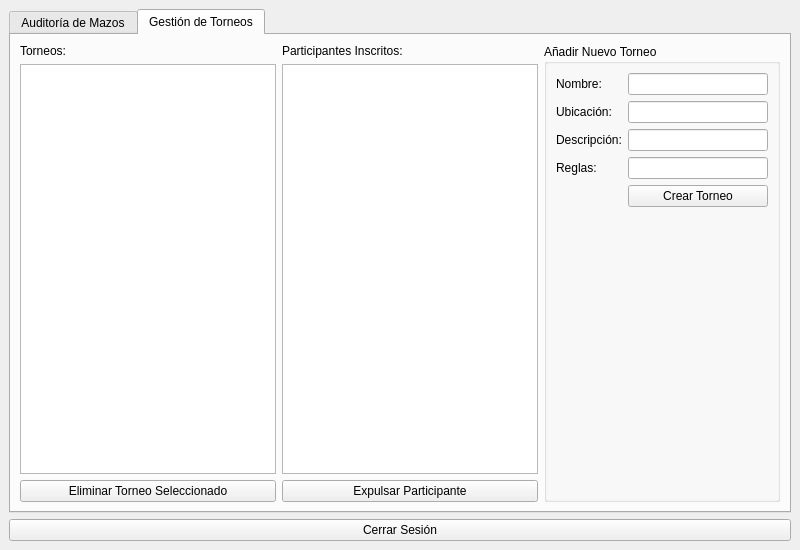
OscarCollantesPenalba/Paladex, file src/vista/Ui/menu_moderador.ui: the form before one commit.
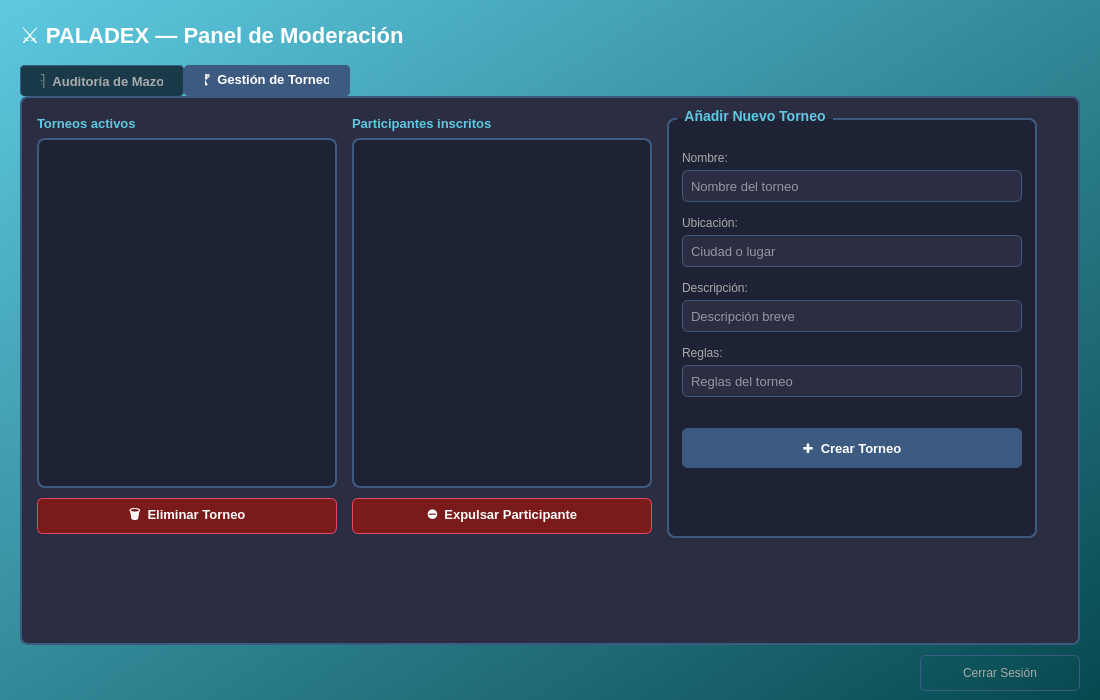
The form after the commit. The open tabs and pages were chosen to show the change.

```diff
--- a/src/vista/Ui/menu_moderador.ui
+++ b/src/vista/Ui/menu_moderador.ui
@@ -3,152 +3,214 @@
  <class>MenuModerador</class>
  <widget class="QMainWindow" name="MenuModerador">
   <property name="geometry">
-   <rect>
-    <x>0</x>
-    <y>0</y>
-    <width>800</width>
-    <height>550</height>
-   </rect>
+   <rect><x>0</x><y>0</y><width>1100</width><height>700</height></rect>
   </property>
   <property name="windowTitle">
    <string>Paladex - Panel de Moderación</string>
   </property>
   <widget class="QWidget" name="centralwidget">
-   <layout class="QVBoxLayout" name="verticalLayoutPrincipal">
-    <item>
-     <widget class="QTabWidget" name="tabWidget">
-      <widget class="QWidget" name="tabMazos">
-       <attribute name="title">
-        <string>Auditoría de Mazos</string>
-       </attribute>
-       <layout class="QVBoxLayout" name="verticalLayoutMazos">
-        <item>
-         <widget class="QListWidget" name="listMazosGlobal"/>
-        </item>
-        <item>
-         <widget class="QPushButton" name="btnEliminarMazoGlobal">
-          <property name="text">
-           <string>Eliminar Mazo de Usuario</string>
-          </property>
-         </widget>
-        </item>
-       </layout>
+   <widget class="QWidget" name="widget" native="true">
+    <property name="geometry">
+     <rect><x>0</x><y>0</y><width>1100</width><height>700</height></rect>
+    </property>
+
+    <!-- FONDO -->
+    <widget class="QLabel" name="Fondo">
+     <property name="geometry"><rect><x>0</x><y>0</y><width>1100</width><height>700</height></rect></property>
+     <property name="styleSheet"><string notr="true">background: qlineargradient(x1:0,y1:0,x2:1,y2:1,stop:0 #5EC9E0,stop:1 #07484F);</string></property>
+     <property name="text"><string/></property>
+    </widget>
+
+    <!-- TÍTULO -->
+    <widget class="QLabel" name="Titulo">
+     <property name="geometry"><rect><x>20</x><y>15</y><width>600</width><height>40</height></rect></property>
+     <property name="styleSheet"><string notr="true">color:white;font-size:22px;font-weight:bold;</string></property>
+     <property name="text"><string>⚔ PALADEX — Panel de Moderación</string></property>
+    </widget>
+
+    <!-- LABEL MODERADOR -->
+    <widget class="QLabel" name="lblModerador">
+     <property name="geometry"><rect><x>750</x><y>15</y><width>330</width><height>40</height></rect></property>
+     <property name="styleSheet"><string notr="true">color:#aaaaaa;font-size:13px;</string></property>
+     <property name="alignment"><set>Qt::AlignRight|Qt::AlignVCenter</set></property>
+     <property name="text"><string></string></property>
+    </widget>
+
+    <!-- TAB WIDGET -->
+    <widget class="QTabWidget" name="tabWidget">
+     <property name="geometry"><rect><x>20</x><y>65</y><width>1060</width><height>580</height></rect></property>
+     <property name="styleSheet"><string notr="true">
+QTabWidget::pane {
+    border: 2px solid #3d5a80;
+    border-radius: 8px;
+    background-color: #2b2d42;
+}
+QTabBar::tab {
+    background-color: #1a3a4a;
+    color: #aaaaaa;
+    padding: 8px 20px;
+    font-size: 13px;
+    font-weight: bold;
+    border: 1px solid #3d5a80;
+    border-bottom: none;
+    border-radius: 4px 4px 0 0;
+}
+QTabBar::tab:selected {
+    background-color: #3d5a80;
+    color: white;
+}
+QTabBar::tab:hover {
+    background-color: #0f3460;
+    color: white;
+}
+     </string></property>
+
+     <!-- ===== PESTAÑA MAZOS ===== -->
+     <widget class="QWidget" name="tabMazos">
+      <attribute name="title"><string>🃏  Auditoría de Mazos</string></attribute>
+
+      <widget class="QLabel" name="lblMazosInfo">
+       <property name="geometry"><rect><x>15</x><y>15</y><width>600</width><height>20</height></rect></property>
+       <property name="styleSheet"><string notr="true">color:#aaaaaa;font-size:11px;</string></property>
+       <property name="text"><string>Solo se muestran mazos no oficiales. Los mazos oficiales están protegidos.</string></property>
       </widget>
-      <widget class="QWidget" name="tabTorneos">
-       <attribute name="title">
-        <string>Gestión de Torneos</string>
-       </attribute>
-       <layout class="QHBoxLayout" name="horizontalLayoutTorneos">
-        <item>
-         <layout class="QVBoxLayout" name="verticalLayoutTorneosLista">
-          <item>
-           <widget class="QLabel" name="lblTorneos">
-            <property name="text">
-             <string>Torneos:</string>
-            </property>
-           </widget>
-          </item>
-          <item>
-           <widget class="QListWidget" name="listTorneosMod"/>
-          </item>
-          <item>
-           <widget class="QPushButton" name="btnEliminarTorneo">
-            <property name="text">
-             <string>Eliminar Torneo Seleccionado</string>
-            </property>
-           </widget>
-          </item>
-         </layout>
-        </item>
-        <item>
-         <layout class="QVBoxLayout" name="verticalLayoutParticipantes">
-          <item>
-           <widget class="QLabel" name="lblParticipantes">
-            <property name="text">
-             <string>Participantes Inscritos:</string>
-            </property>
-           </widget>
-          </item>
-          <item>
-           <widget class="QListWidget" name="listParticipantes"/>
-          </item>
-          <item>
-           <widget class="QPushButton" name="btnEliminarParticipante">
-            <property name="text">
-             <string>Expulsar Participante</string>
-            </property>
-           </widget>
-          </item>
-         </layout>
-        </item>
-        <item>
-         <widget class="QGroupBox" name="groupNuevoTorneo">
-          <property name="title">
-           <string>Añadir Nuevo Torneo</string>
-          </property>
-          <layout class="QFormLayout" name="formLayoutTorneo">
-           <item row="0" column="0">
-            <widget class="QLabel" name="lblNom">
-             <property name="text">
-              <string>Nombre:</string>
-             </property>
-            </widget>
-           </item>
-           <item row="0" column="1">
-            <widget class="QLineEdit" name="txtNombreTorneo"/>
-           </item>
-           <item row="1" column="0">
-            <widget class="QLabel" name="lblUb">
-             <property name="text">
-              <string>Ubicación:</string>
-             </property>
-            </widget>
-           </item>
-           <item row="1" column="1">
-            <widget class="QLineEdit" name="txtUbicacionTorneo"/>
-           </item>
-           <item row="2" column="0">
-            <widget class="QLabel" name="lblDesc">
-             <property name="text">
-              <string>Descripción:</string>
-             </property>
-            </widget>
-           </item>
-           <item row="2" column="1">
-            <widget class="QLineEdit" name="txtDescTorneo"/>
-           </item>
-           <item row="3" column="0">
-            <widget class="QLabel" name="lblReg">
-             <property name="text">
-              <string>Reglas:</string>
-             </property>
-            </widget>
-           </item>
-           <item row="3" column="1">
-            <widget class="QLineEdit" name="txtReglasTorneo"/>
-           </item>
-           <item row="4" column="1">
-            <widget class="QPushButton" name="btnGuardarTorneo">
-             <property name="text">
-              <string>Crear Torneo</string>
-             </property>
-            </widget>
-           </item>
-          </layout>
-         </widget>
-        </item>
-       </layout>
+
+      <widget class="QListWidget" name="listMazosGlobal">
+       <property name="geometry"><rect><x>15</x><y>45</y><width>1025</width><height>460</height></rect></property>
+       <property name="styleSheet"><string notr="true">
+QListWidget{background-color:#1e2235;color:white;border:2px solid #3d5a80;border-radius:8px;font-size:13px;}
+QListWidget::item{padding:10px;border-bottom:1px solid #3d5a80;}
+QListWidget::item:selected{background-color:#3d5a80;color:white;}
+QListWidget::item:hover{background-color:#0f3460;}
+       </string></property>
       </widget>
      </widget>
-    </item>
-    <item>
-     <widget class="QPushButton" name="btnCerrarSesionMod">
-      <property name="text">
-       <string>Cerrar Sesión</string>
-      </property>
+
+     <!-- ===== PESTAÑA TORNEOS ===== -->
+     <widget class="QWidget" name="tabTorneos">
+      <attribute name="title"><string>🏆  Gestión de Torneos</string></attribute>
+
+      <!-- Lista torneos -->
+      <widget class="QLabel" name="lblTorneos">
+       <property name="geometry"><rect><x>15</x><y>15</y><width>300</width><height>20</height></rect></property>
+       <property name="styleSheet"><string notr="true">color:#5EC9E0;font-size:13px;font-weight:bold;</string></property>
+       <property name="text"><string>Torneos activos</string></property>
+      </widget>
+
+      <widget class="QListWidget" name="listTorneosMod">
+       <property name="geometry"><rect><x>15</x><y>40</y><width>300</width><height>350</height></rect></property>
+       <property name="styleSheet"><string notr="true">
+QListWidget{background-color:#1e2235;color:white;border:2px solid #3d5a80;border-radius:8px;font-size:13px;}
+QListWidget::item{padding:10px;border-bottom:1px solid #3d5a80;}
+QListWidget::item:selected{background-color:#3d5a80;color:white;}
+QListWidget::item:hover{background-color:#0f3460;}
+       </string></property>
+      </widget>
+
+      <widget class="QPushButton" name="btnEliminarTorneo">
+       <property name="geometry"><rect><x>15</x><y>400</y><width>300</width><height>36</height></rect></property>
+       <property name="styleSheet"><string notr="true">QPushButton{background-color:#7a1a1a;color:white;border:1px solid #e94560;border-radius:6px;font-size:13px;font-weight:bold;}QPushButton:hover{background-color:#e94560;}</string></property>
+       <property name="text"><string>🗑  Eliminar Torneo</string></property>
+       <property name="cursor"><cursorShape>PointingHandCursor</cursorShape></property>
+      </widget>
+
+      <!-- Lista participantes -->
+      <widget class="QLabel" name="lblParticipantes">
+       <property name="geometry"><rect><x>330</x><y>15</y><width>300</width><height>20</height></rect></property>
+       <property name="styleSheet"><string notr="true">color:#5EC9E0;font-size:13px;font-weight:bold;</string></property>
+       <property name="text"><string>Participantes inscritos</string></property>
+      </widget>
+
+      <widget class="QListWidget" name="listParticipantes">
+       <property name="geometry"><rect><x>330</x><y>40</y><width>300</width><height>350</height></rect></property>
+       <property name="styleSheet"><string notr="true">
+QListWidget{background-color:#1e2235;color:white;border:2px solid #3d5a80;border-radius:8px;font-size:13px;}
+QListWidget::item{padding:10px;border-bottom:1px solid #3d5a80;}
+QListWidget::item:selected{background-color:#3d5a80;color:white;}
+QListWidget::item:hover{background-color:#0f3460;}
+       </string></property>
+      </widget>
+
+      <widget class="QPushButton" name="btnEliminarParticipante">
+       <property name="geometry"><rect><x>330</x><y>400</y><width>300</width><height>36</height></rect></property>
+       <property name="styleSheet"><string notr="true">QPushButton{background-color:#7a1a1a;color:white;border:1px solid #e94560;border-radius:6px;font-size:13px;font-weight:bold;}QPushButton:hover{background-color:#e94560;}</string></property>
+       <property name="text"><string>⛔  Expulsar Participante</string></property>
+       <property name="cursor"><cursorShape>PointingHandCursor</cursorShape></property>
+      </widget>
+
+      <!-- Formulario nuevo torneo -->
+      <widget class="QGroupBox" name="groupNuevoTorneo">
+       <property name="geometry"><rect><x>645</x><y>10</y><width>370</width><height>430</height></rect></property>
+       <property name="styleSheet"><string notr="true">
+QGroupBox{color:#5EC9E0;font-size:14px;font-weight:bold;border:2px solid #3d5a80;border-radius:8px;margin-top:10px;background-color:#1e2235;}
+QGroupBox::title{subcontrol-origin:margin;left:10px;padding:0 5px;}
+QLabel{color:#aaaaaa;font-size:12px;border:none;background:transparent;}
+QLineEdit{background-color:#2b2d42;color:white;border:1px solid #3d5a80;border-radius:6px;padding:6px;font-size:13px;}
+QLineEdit:focus{border:1px solid #5EC9E0;}
+       </string></property>
+       <property name="title"><string>Añadir Nuevo Torneo</string></property>
+
+       <widget class="QLabel" name="lblNom">
+        <property name="geometry"><rect><x>15</x><y>40</y><width>340</width><height>20</height></rect></property>
+        <property name="text"><string>Nombre:</string></property>
+       </widget>
+       <widget class="QLineEdit" name="txtNombreTorneo">
+        <property name="geometry"><rect><x>15</x><y>62</y><width>340</width><height>32</height></rect></property>
+        <property name="placeholderText"><string>Nombre del torneo</string></property>
+       </widget>
+
+       <widget class="QLabel" name="lblUb">
+        <property name="geometry"><rect><x>15</x><y>105</y><width>340</width><height>20</height></rect></property>
+        <property name="text"><string>Ubicación:</string></property>
+       </widget>
+       <widget class="QLineEdit" name="txtUbicacionTorneo">
+        <property name="geometry"><rect><x>15</x><y>127</y><width>340</width><height>32</height></rect></property>
+        <property name="placeholderText"><string>Ciudad o lugar</string></property>
+       </widget>
+
+       <widget class="QLabel" name="lblDesc">
+        <property name="geometry"><rect><x>15</x><y>170</y><width>340</width><height>20</height></rect></property>
+        <property name="text"><string>Descripción:</string></property>
+       </widget>
+       <widget class="QLineEdit" name="txtDescTorneo">
+        <property name="geometry"><rect><x>15</x><y>192</y><width>340</width><height>32</height></rect></property>
+        <property name="placeholderText"><string>Descripción breve</string></property>
+       </widget>
+
+       <widget class="QLabel" name="lblReg">
+        <property name="geometry"><rect><x>15</x><y>235</y><width>340</width><height>20</height></rect></property>
+        <property name="text"><string>Reglas:</string></property>
+       </widget>
+       <widget class="QLineEdit" name="txtReglasTorneo">
+        <property name="geometry"><rect><x>15</x><y>257</y><width>340</width><height>32</height></rect></property>
+        <property name="placeholderText"><string>Reglas del torneo</string></property>
+       </widget>
+
+       <widget class="QPushButton" name="btnGuardarTorneo">
+        <property name="geometry"><rect><x>15</x><y>320</y><width>340</width><height>40</height></rect></property>
+        <property name="styleSheet"><string notr="true">QPushButton{background-color:#3d5a80;color:white;border:none;border-radius:6px;font-size:13px;font-weight:bold;}QPushButton:hover{background-color:#2c4a70;}</string></property>
+        <property name="text"><string>✚  Crear Torneo</string></property>
+        <property name="cursor"><cursorShape>PointingHandCursor</cursorShape></property>
+       </widget>
+      </widget>
+
      </widget>
-    </item>
-   </layout>
+    </widget>
+
+    <!-- BOTÓN CERRAR SESIÓN abajo a la derecha -->
+    <widget class="QPushButton" name="btnCerrarSesionMod">
+     <property name="geometry"><rect><x>920</x><y>655</y><width>160</width><height>36</height></rect></property>
+     <property name="styleSheet"><string notr="true">QPushButton{background-color:transparent;color:#aaaaaa;border:1px solid #3d5a80;border-radius:6px;font-size:12px;}QPushButton:hover{background-color:#7a1a1a;color:white;border:1px solid #e94560;}</string></property>
+     <property name="text"><string>Cerrar Sesión</string></property>
+     <property name="cursor"><cursorShape>PointingHandCursor</cursorShape></property>
+    </widget>
+
+    <zorder>Fondo</zorder>
+    <zorder>Titulo</zorder>
+    <zorder>lblModerador</zorder>
+    <zorder>tabWidget</zorder>
+    <zorder>btnCerrarSesionMod</zorder>
+   </widget>
   </widget>
  </widget>
 </ui>
```
Left out of the diff: 13 changed lines with no effect on the pictures.
